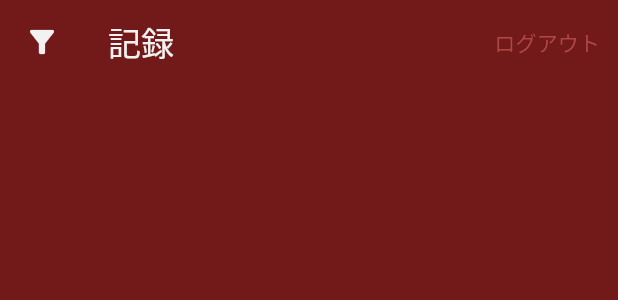
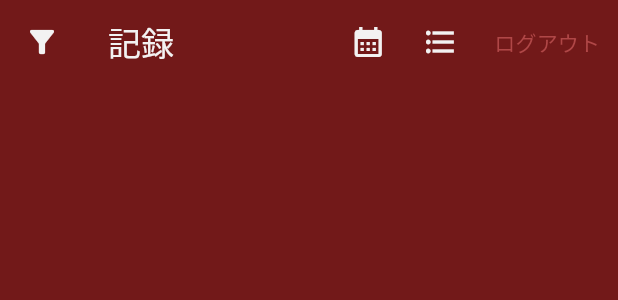
Before and after one commit to enpitsu882/coffee_log, a Flutter app: the _AppBar widget shown alone on an empty page, opened directly, on a phone screen of 412 x 824 dp. Shown: the top 300 px of the screen. Run offline on Flutter 3.47's test engine with Material 2 defaults, Android fonts, the phone set to English and light mode, and no system bars; our stand-ins replace cloud_firestore, country_picker, firebase_auth, firebase_core, go_router; missing offline and left inert: firebase_ui_auth, firebase_ui_localizations, flag; accounts and stored records are empty.

Commit message:
Add route to calendar view

```diff
--- a/lib/screens/list_screen.dart
+++ b/lib/screens/list_screen.dart
@@ -44,6 +44,16 @@ class _AppBar extends StatelessWidget implements PreferredSizeWidget {
       leading: const Icon(Icons.filter_list_alt),
       title: const Text('記録'),
       actions: [
+        IconButton(
+          onPressed: () {
+            context.go('/calender');
+          },
+          icon: const Icon(Icons.calendar_month),
+        ),
+        IconButton(
+          onPressed: () {},
+          icon: const Icon(Icons.format_list_bulleted),
+        ),
         TextButton(
           child: const Text('ログアウト'),
           onPressed: () async {
```
